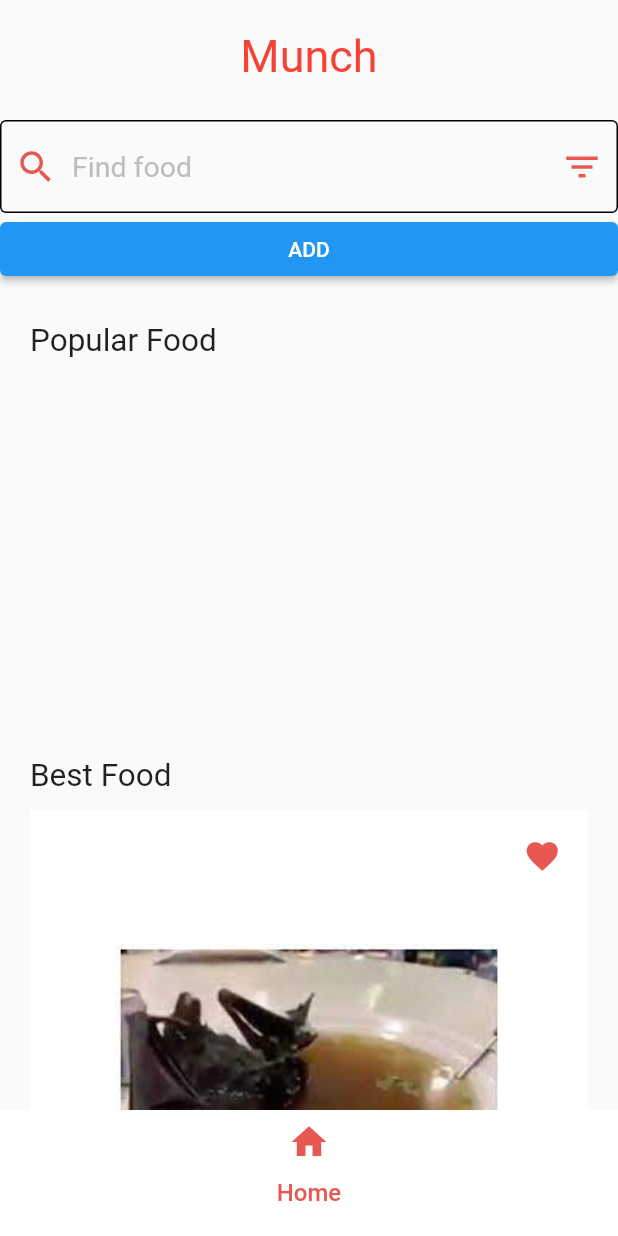
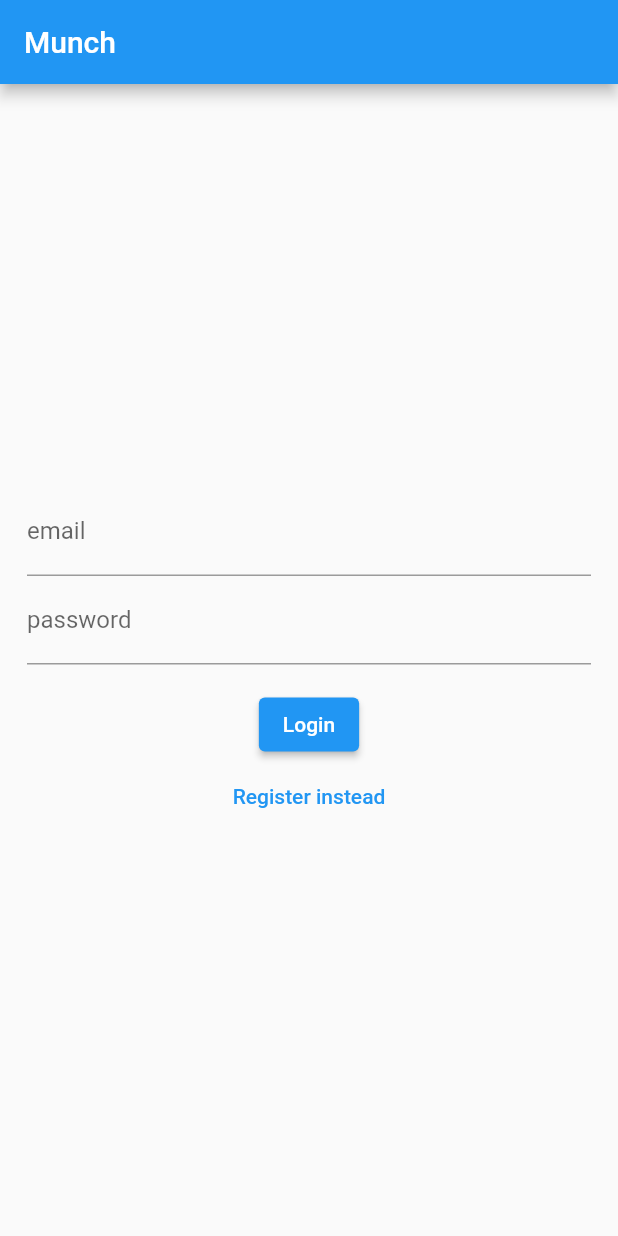
Before and after one commit to JamesVictorAlvarez/Flutter-Munch, a Flutter app: the screen it shows after launch, on a phone screen of 412 x 824 dp. Run offline on Flutter 3.47's test engine with Material 2 defaults, Android fonts, the phone set to English and light mode, and no system bars; our stand-ins replace firebase_auth, firebase_core, sqflite; accounts and stored records are empty.

Commit message:
Added sign-in, register with firebase auth

```diff
--- /dev/null
+++ b/Munch/lib/Login/login_register.dart
@@ -0,0 +1,99 @@
+import 'package:flutter/material.dart';
+import 'package:firebase_auth/firebase_auth.dart';
+import '../auth.dart';
+
+class Login extends StatefulWidget {
+  const Login({Key? key}) : super(key: key);
+
+  @override
+  State<Login> createState() => _LoginState();
+}
+
+class _LoginState extends State<Login> {
+  String? errorMessage = '';
+  bool isLogin = true;
+
+  final TextEditingController _emailController = TextEditingController();
+  final TextEditingController _passwordController = TextEditingController();
+
+  Future<void> signInWithEmailAndPassword() async {
+    try {
+      await Auth().signInWithEmailAndPassword(
+          email: _emailController.text, password: _passwordController.text);
+    } on FirebaseAuthException catch (e) {
+      setState(() {
+        errorMessage = e.message;
+      });
+    }
+  }
+
+  Future<void> createUserWithEmailAndPassword() async {
+    try {
+      await Auth().createUserWithEmailAndPassword(
+          email: _emailController.text, password: _passwordController.text);
+    } on FirebaseAuthException catch (e) {
+      setState(() {
+        errorMessage = e.message;
+      });
+    }
+  }
+
+  Widget _entryField(
+    String title,
+    TextEditingController controller,
+  ) {
+    return TextField(
+      controller: controller,
+      decoration: InputDecoration(
+        labelText: title,
+      ),
+    );
+  }
+
+  Widget _errorMessage() {
+    return Text(errorMessage == '' ? '' : 'Humm ? $errorMessage');
+  }
+
+  Widget _submitButton() {
+    return ElevatedButton(
+        onPressed: isLogin
+            ? signInWithEmailAndPassword
+            : createUserWithEmailAndPassword,
+        child: Text(isLogin ? 'Login' : 'Register')
+    );
+  }
+
+  Widget _loginOrRegisterButton() {
+    return TextButton(
+        onPressed: () {
+          setState(() {
+            isLogin = !isLogin;
+          });
+        },
+        child: Text(isLogin ? 'Register instead' : 'Login instead'),
+    );
+  }
+
+  @override
+  Widget build(BuildContext context) {
+    return Scaffold(
+      appBar: AppBar(
+        title: Text('Munch'),
+      ),
+      body: Container(
+        padding: EdgeInsets.all(18),
+        child: Column(
+          crossAxisAlignment: CrossAxisAlignment.center,
+          mainAxisAlignment: MainAxisAlignment.center,
+          children: <Widget>[
+            _entryField('email', _emailController),
+            _entryField('password', _passwordController),
+            _errorMessage(),
+            _submitButton(),
+            _loginOrRegisterButton(),
+          ],
+        ),
+      ),
+    );
+  }
+}
--- a/Munch/lib/auth.dart
+++ b/Munch/lib/auth.dart
@@ -0,0 +1,29 @@
+import 'package:firebase_auth/firebase_auth.dart';
+
+class Auth {
+  final FirebaseAuth _firebaseAuth = FirebaseAuth.instance;
+
+  User? get currentUser => _firebaseAuth.currentUser;
+
+  Stream<User?> get authStateChanges => _firebaseAuth.authStateChanges();
+
+  Future<void> signInWithEmailAndPassword({
+    required String email,
+    required String password,
+  }) async {
+    await _firebaseAuth.signInWithEmailAndPassword(
+        email: email, password: password);
+  }
+
+  Future<void> createUserWithEmailAndPassword({
+    required String email,
+    required String password,
+  }) async {
+    await _firebaseAuth.createUserWithEmailAndPassword(
+        email: email, password: password);
+  }
+
+  Future<void> signOut() async {
+    await _firebaseAuth.signOut();
+  }
+}
--- a/Munch/lib/main.dart
+++ b/Munch/lib/main.dart
@@ -1,16 +1,39 @@
 import 'package:flutter/material.dart';
-import 'app.dart';
+// import 'app.dart';
+import 'package:firebase_core/firebase_core.dart';
+import 'widget_tree.dart';
 
-void main() => runApp(MyApp());
+// void main() => runApp(MyApp());
+//
+// class MyApp extends StatelessWidget {
+//   @override
+//   Widget build(BuildContext context) {
+//     return MaterialApp(
+//       theme: ThemeData(
+//         primaryColor: Color(0xFFE85852),
+//       ),
+//       home: App(),
+//     );
+//   }
+// }
+
+Future<void> main() async {
+  WidgetsFlutterBinding.ensureInitialized();
+  await Firebase.initializeApp();
+  runApp(MyApp());
+}
 
 class MyApp extends StatelessWidget {
+  const MyApp({Key? key}) : super(key: key);
+
   @override
   Widget build(BuildContext context) {
     return MaterialApp(
-      theme: ThemeData(
+      debugShowCheckedModeBanner: false,
+        theme: ThemeData(
         primaryColor: Color(0xFFE85852),
       ),
-      home: App(),
+      home: WidgetTree(),
     );
   }
 }
--- a/Munch/lib/widget_tree.dart
+++ b/Munch/lib/widget_tree.dart
@@ -0,0 +1,27 @@
+import '../auth.dart';
+import '../Login/login_register.dart';
+import 'app.dart';
+import 'package:flutter/material.dart';
+
+class WidgetTree extends StatefulWidget {
+  const WidgetTree({Key? key}) : super(key: key);
+
+  @override
+  State<WidgetTree> createState() => _WidgetTreeState();
+}
+
+class _WidgetTreeState extends State<WidgetTree> {
+  @override
+  Widget build(BuildContext context) {
+    return StreamBuilder(
+      stream: Auth().authStateChanges,
+      builder: (context, snapshot) {
+        if (snapshot.hasData) {
+          return App();
+        } else {
+          return Login();
+        }
+      },
+    );
+  }
+}
```
Also changed, not shown: Munch/pubspec.yaml (+2 -5 lines), Munch/pubspec.lock, 2 other files.
